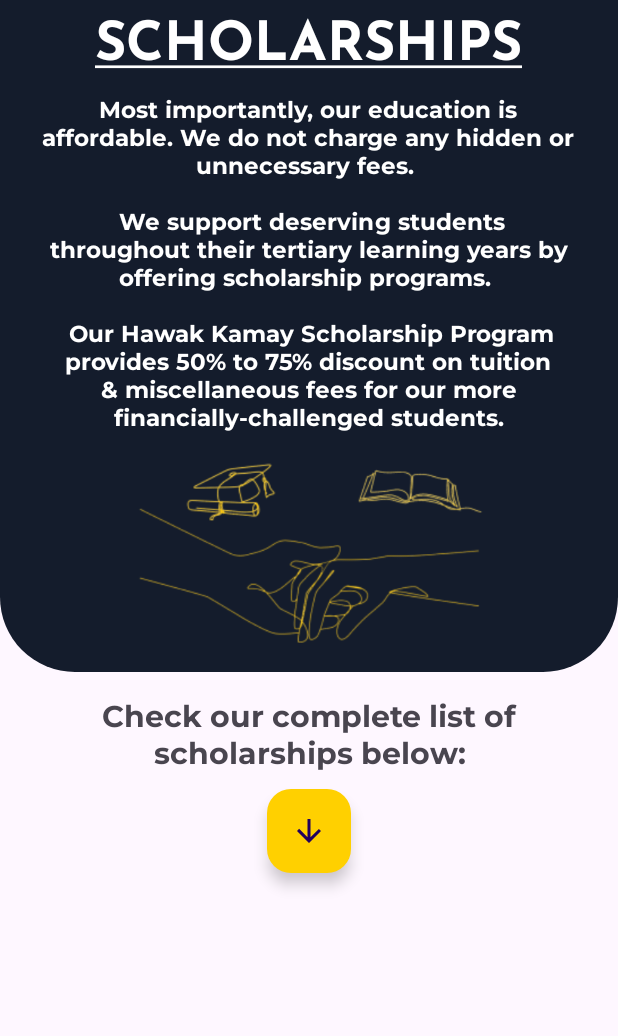
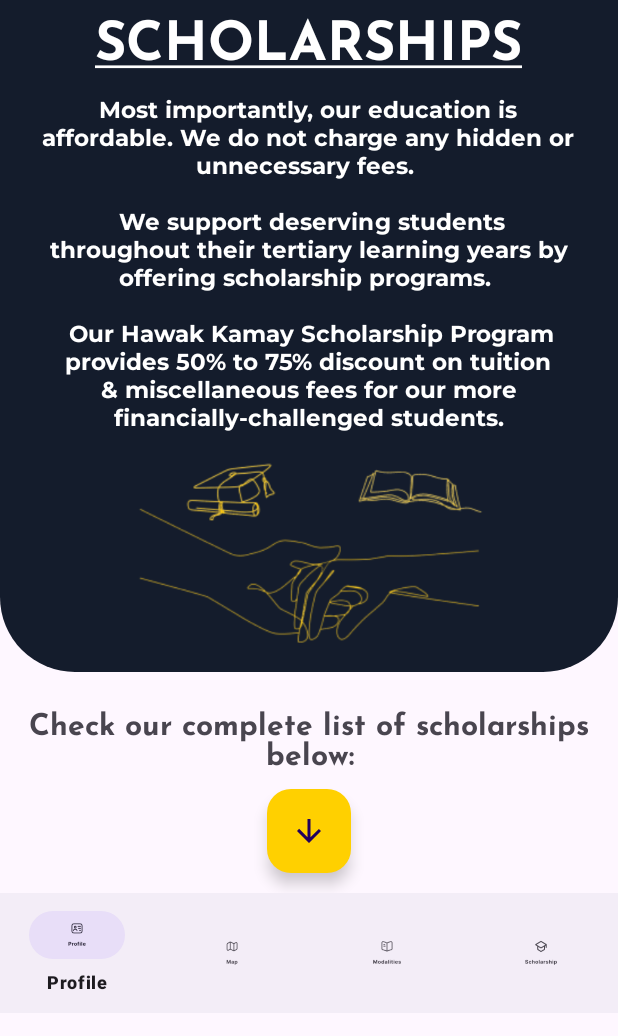
Before and after one commit to Soljira/Student-Handbook-App, an Android app: the layout scholarship_page1.xml on its own in the app's theme, with its tools: preview values and no code run, on a phone screen of 412 x 824 dp, the part 200-1236 px from its top. Run offline under Robolectric (Android 15) with nearby library versions, the phone set to English and light mode, and no system bars.

Commit message:
scholarship page 2, item layout (sch_item_layout, sch_custom_bg_list_green.xml)

```diff
--- a/app/src/main/AndroidManifest.xml
+++ b/app/src/main/AndroidManifest.xml
@@ -26,6 +26,10 @@
         </activity>
         <activity android:name=".MapActivity" />
 
+
+        <meta-data
+            android:name="preloaded_fonts"
+            android:resource="@array/preloaded_fonts" />
     </application>
 
 </manifest>
--- a/app/src/main/java/com/example/ite393exam/scholarships/ScholarshipPage1.kt
+++ b/app/src/main/java/com/example/ite393exam/scholarships/ScholarshipPage1.kt
@@ -5,6 +5,7 @@
 import androidx.appcompat.app.AppCompatActivity
 import androidx.core.view.ViewCompat
 import androidx.core.view.WindowInsetsCompat
+import com.example.ite393exam.R
 
 class ScholarshipPage1 : AppCompatActivity() {
     override fun onCreate(savedInstanceState: Bundle?) {
--- a/app/src/main/res/layout/scholarship_page1.xml
+++ b/app/src/main/res/layout/scholarship_page1.xml
@@ -24,7 +24,8 @@
             android:layout_width="89dp"
             android:layout_height="111dp"
             android:layout_gravity="center"
-            app:srcCompat="@drawable/sch_phinmalogo" />
+            app:srcCompat="@drawable/sch_phinmalogo"
+            tools:ignore="ContentDescription" />
 
         <TextView
             android:layout_width="wrap_content"
@@ -41,36 +42,47 @@
             android:gravity="center"
             android:text="@string/scholarship_description"
             android:textColor="@color/white"
-            android:textSize="15sp" />
+            android:textSize="15sp"
+            tools:ignore="TextSizeCheck" />
 
         <ImageView
             android:id="@+id/imageView2"
             android:layout_width="300dp"
             android:layout_height="125dp"
-            app:srcCompat="@drawable/sch_hands" />
+            app:srcCompat="@drawable/sch_hands"
+            tools:ignore="ContentDescription" />
     </LinearLayout>
 
     <LinearLayout
+        android:layout_width="match_parent"
+        android:layout_height="137dp"
         android:layout_marginTop="10dp"
-        android:layout_width="match_parent"
-        android:layout_height="match_parent"
         android:gravity="top"
         android:orientation="vertical">
+
         <TextView
             android:layout_width="wrap_content"
             android:layout_height="68dp"
-            android:fontFamily="@font/montserrat_bold"
+            android:fontFamily="@font/josefin_sans_bold"
             android:gravity="center"
             android:text="@string/sch_descriptionScholarshipsList"
-            android:textSize="20sp" />
+            android:textSize="20sp"
+            tools:ignore="TextSizeCheck" />
 
         <com.google.android.material.floatingactionbutton.FloatingActionButton
             android:id="@+id/btn_scholarshipslist"
             android:layout_width="wrap_content"
             android:layout_height="wrap_content"
+            android:layout_gravity="center"
             android:backgroundTint="#FFD000"
             android:contentDescription="@string/sch_nextPage"
-            android:src="@drawable/sch_ic_downward"
-            android:layout_gravity="center"/>
+            android:src="@drawable/sch_ic_downward" />
     </LinearLayout>
+
+    <com.google.android.material.bottomnavigation.BottomNavigationView
+        android:id="@+id/bottomNavigationView"
+        android:layout_width="match_parent"
+        android:layout_height="wrap_content"
+        app:menu="@menu/bottom_nav"
+        tools:ignore="VisualLintBottomNav" />
 </LinearLayout>
```
Also changed, not shown: app/src/main/res/drawable/sch_custom_bg_list_green.xml (added, +12 -0 lines), app/src/main/res/font/josefin_sans_thin.xml (deleted, +0 -7 lines), app/src/main/res/layout/sch_item_layout.xml (added, +57 -0 lines).
